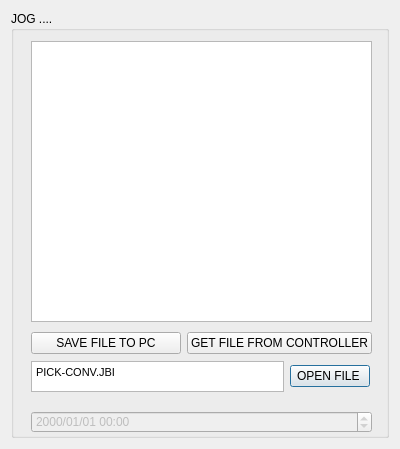
Above: MotorCommunication/dialogfile.ui from Dat-Tien/THESIS before the change. Below: the same form after it.
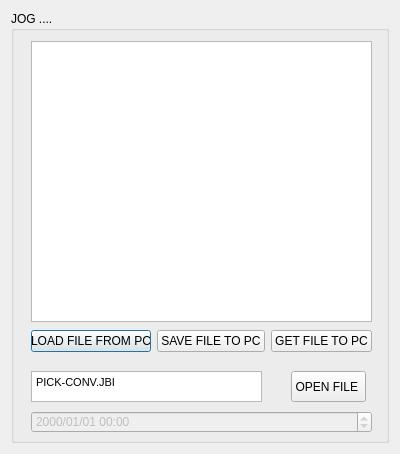
That is the form after the change.

Patch:
```diff
--- a/MotorCommunication/dialogfile.ui
+++ b/MotorCommunication/dialogfile.ui
@@ -7,7 +7,7 @@
     <x>0</x>
     <y>0</y>
     <width>400</width>
-    <height>449</height>
+    <height>454</height>
    </rect>
   </property>
   <property name="windowTitle">
@@ -39,42 +39,19 @@
       <property name="geometry">
        <rect>
         <x>20</x>
-        <y>350</y>
-        <width>339</width>
-        <height>31</height>
-       </rect>
-      </property>
-      <layout class="QHBoxLayout" name="horizontalLayout_2">
-       <item>
-        <widget class="QTextEdit" name="textEditJOBNAME">
-         <property name="html">
-          <string>&lt;!DOCTYPE HTML PUBLIC &quot;-//W3C//DTD HTML 4.0//EN&quot; &quot;http://www.w3.org/TR/REC-html40/strict.dtd&quot;&gt;
-&lt;html&gt;&lt;head&gt;&lt;meta name=&quot;qrichtext&quot; content=&quot;1&quot; /&gt;&lt;style type=&quot;text/css&quot;&gt;
-p, li { white-space: pre-wrap; }
-&lt;/style&gt;&lt;/head&gt;&lt;body style=&quot; font-family:'MS Shell Dlg 2'; font-size:8.25pt; font-weight:400; font-style:normal;&quot;&gt;
-&lt;p style=&quot; margin-top:0px; margin-bottom:0px; margin-left:0px; margin-right:0px; -qt-block-indent:0; text-indent:0px;&quot;&gt;PICK-CONV.JBI&lt;/p&gt;&lt;/body&gt;&lt;/html&gt;</string>
-         </property>
-        </widget>
-       </item>
-       <item>
-        <widget class="QPushButton" name="pushButtonOpenFile">
-         <property name="text">
-          <string>OPEN FILE </string>
-         </property>
-        </widget>
-       </item>
-      </layout>
-     </widget>
-     <widget class="QWidget" name="layoutWidget">
-      <property name="geometry">
-       <rect>
-        <x>20</x>
-        <y>320</y>
+        <y>310</y>
         <width>341</width>
-        <height>25</height>
+        <height>41</height>
        </rect>
       </property>
       <layout class="QHBoxLayout" name="horizontalLayout">
+       <item>
+        <widget class="QPushButton" name="btnLoadFile">
+         <property name="text">
+          <string>LOAD FILE FROM PC</string>
+         </property>
+        </widget>
+       </item>
        <item>
         <widget class="QPushButton" name="btnSaveFile">
          <property name="text">
@@ -85,7 +62,7 @@
        <item>
         <widget class="QPushButton" name="pushButtonGetFile">
          <property name="text">
-          <string>GET FILE FROM CONTROLLER</string>
+          <string>GET FILE TO PC</string>
          </property>
         </widget>
        </item>
@@ -106,6 +83,36 @@
        </font>
       </property>
      </widget>
+     <widget class="QPushButton" name="pushButtonOpenFile">
+      <property name="geometry">
+       <rect>
+        <x>280</x>
+        <y>360</y>
+        <width>75</width>
+        <height>31</height>
+       </rect>
+      </property>
+      <property name="text">
+       <string>OPEN FILE </string>
+      </property>
+     </widget>
+     <widget class="QTextEdit" name="textEditJOBNAME">
+      <property name="geometry">
+       <rect>
+        <x>20</x>
+        <y>360</y>
+        <width>231</width>
+        <height>31</height>
+       </rect>
+      </property>
+      <property name="html">
+       <string>&lt;!DOCTYPE HTML PUBLIC &quot;-//W3C//DTD HTML 4.0//EN&quot; &quot;http://www.w3.org/TR/REC-html40/strict.dtd&quot;&gt;
+&lt;html&gt;&lt;head&gt;&lt;meta name=&quot;qrichtext&quot; content=&quot;1&quot; /&gt;&lt;style type=&quot;text/css&quot;&gt;
+p, li { white-space: pre-wrap; }
+&lt;/style&gt;&lt;/head&gt;&lt;body style=&quot; font-family:'MS Shell Dlg 2'; font-size:8.25pt; font-weight:400; font-style:normal;&quot;&gt;
+&lt;p style=&quot; margin-top:0px; margin-bottom:0px; margin-left:0px; margin-right:0px; -qt-block-indent:0; text-indent:0px;&quot;&gt;PICK-CONV.JBI&lt;/p&gt;&lt;/body&gt;&lt;/html&gt;</string>
+      </property>
+     </widget>
     </widget>
    </item>
   </layout>
```
